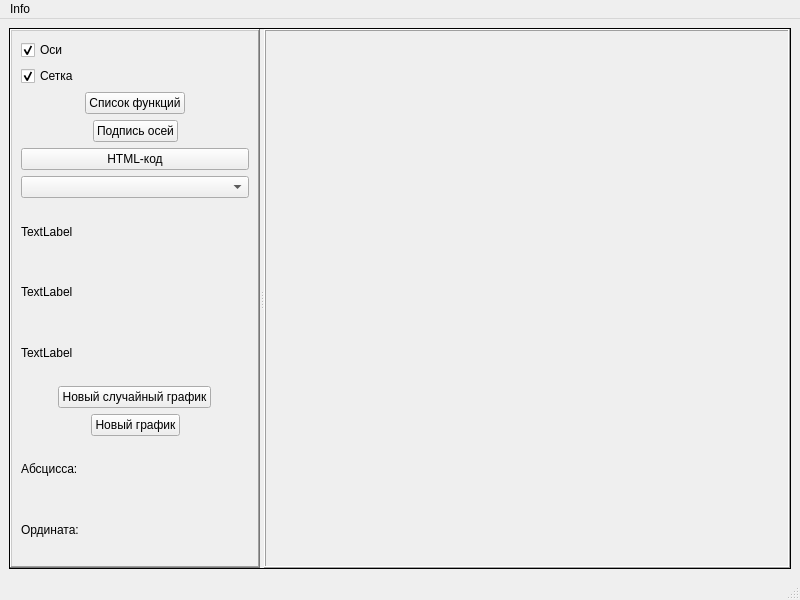
The window that mainwindow/mainwindow.ui (GirvitAlexander/Graph) describes before a commit, drawn with Qt 5.
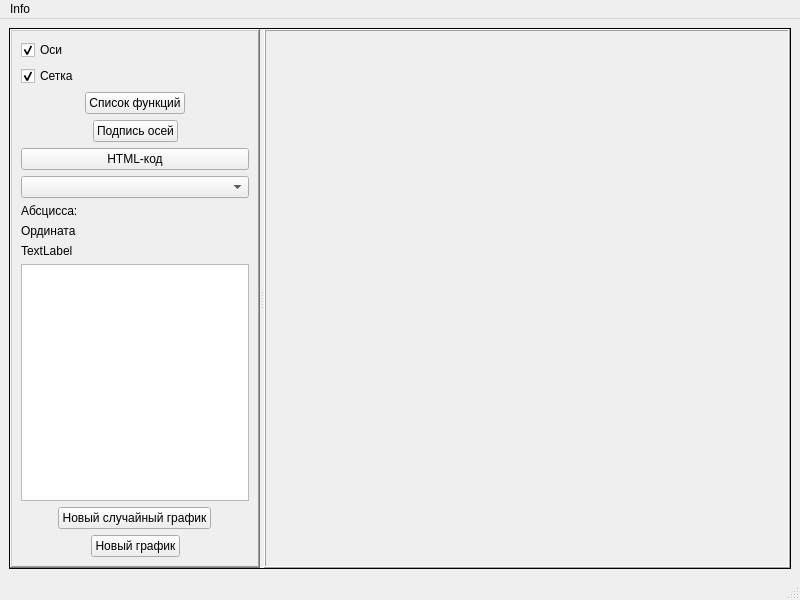
The same window after the commit. Custom widgets are drawn as their Qt base class.

```diff
--- a/mainwindow/mainwindow.ui
+++ b/mainwindow/mainwindow.ui
@@ -67,14 +67,10 @@
         <number>2</number>
        </property>
        <layout class="QGridLayout" name="gridLayout_2">
-        <item row="7" column="0">
-         <widget class="QLabel" name="abs">
-          <property name="text">
-           <string>TextLabel</string>
-          </property>
-         </widget>
+        <item row="5" column="0">
+         <widget class="QComboBox" name="comboBox"/>
         </item>
-        <item row="12" column="0">
+        <item row="13" column="0">
          <layout class="QHBoxLayout" name="horizontalLayout_3">
           <item>
            <spacer name="horizontalSpacer_9">
@@ -111,6 +107,13 @@
           </item>
          </layout>
         </item>
+        <item row="10" column="0">
+         <widget class="QLabel" name="testNum">
+          <property name="text">
+           <string>TextLabel</string>
+          </property>
+         </widget>
+        </item>
         <item row="0" column="0">
          <widget class="QCheckBox" name="axesOn">
           <property name="text">
@@ -124,68 +127,17 @@
           </property>
          </widget>
         </item>
-        <item row="8" column="0">
-         <widget class="QLabel" name="ord">
-          <property name="text">
-           <string>TextLabel</string>
-          </property>
-         </widget>
-        </item>
-        <item row="11" column="0">
-         <layout class="QHBoxLayout" name="horizontalLayout_5">
-          <item>
-           <spacer name="horizontalSpacer_8">
-            <property name="orientation">
-             <enum>Qt::Horizontal</enum>
-            </property>
-            <property name="sizeHint" stdset="0">
-             <size>
-              <width>40</width>
-              <height>20</height>
-             </size>
-            </property>
-           </spacer>
-          </item>
-          <item>
-           <widget class="QPushButton" name="newGraphs">
-            <property name="text">
-             <string>Новый случайный график</string>
-            </property>
-           </widget>
-          </item>
-          <item>
-           <spacer name="horizontalSpacer_3">
-            <property name="orientation">
-             <enum>Qt::Horizontal</enum>
-            </property>
-            <property name="sizeHint" stdset="0">
-             <size>
-              <width>40</width>
-              <height>20</height>
-             </size>
-            </property>
-           </spacer>
-          </item>
-         </layout>
-        </item>
-        <item>
-         <widget class="QLabel" name="abs">
-          <property name="text">
-           <string>Абсцисса: </string>
-          </property>
-         </widget>
-        </item>
-        <item>
-         <widget class="QLabel" name="ord">
-          <property name="text">
-           <string>Ордината: </string>
-          </property>
-         </widget>
-        </item>
         <item row="9" column="0">
-         <widget class="QLabel" name="testNum">
+         <widget class="QLabel" name="ord">
           <property name="text">
-           <string>TextLabel</string>
+           <string>Ордината</string>
+          </property>
+         </widget>
+        </item>
+        <item row="8" column="0">
+         <widget class="QLabel" name="abs">
+          <property name="text">
+           <string>Абсцисса:</string>
           </property>
          </widget>
         </item>
@@ -226,6 +178,13 @@
           </item>
          </layout>
         </item>
+        <item row="4" column="0">
+         <widget class="QPushButton" name="htmlButton">
+          <property name="text">
+           <string>HTML-код</string>
+          </property>
+         </widget>
+        </item>
         <item row="1" column="0">
          <widget class="QCheckBox" name="gridOn">
           <property name="text">
@@ -273,15 +232,45 @@
           </item>
          </layout>
         </item>
-        <item row="4" column="0">
-         <widget class="QPushButton" name="htmlButton">
-          <property name="text">
-           <string>HTML-код</string>
-          </property>
-         </widget>
+        <item row="12" column="0">
+         <layout class="QHBoxLayout" name="horizontalLayout_5">
+          <item>
+           <spacer name="horizontalSpacer_8">
+            <property name="orientation">
+             <enum>Qt::Horizontal</enum>
+            </property>
+            <property name="sizeHint" stdset="0">
+             <size>
+              <width>40</width>
+              <height>20</height>
+             </size>
+            </property>
+           </spacer>
+          </item>
+          <item>
+           <widget class="QPushButton" name="newGraphs">
+            <property name="text">
+             <string>Новый случайный график</string>
+            </property>
+           </widget>
+          </item>
+          <item>
+           <spacer name="horizontalSpacer_3">
+            <property name="orientation">
+             <enum>Qt::Horizontal</enum>
+            </property>
+            <property name="sizeHint" stdset="0">
+             <size>
+              <width>40</width>
+              <height>20</height>
+             </size>
+            </property>
+           </spacer>
+          </item>
+         </layout>
         </item>
-        <item row="5" column="0">
-         <widget class="QComboBox" name="comboBox"/>
+        <item row="11" column="0">
+         <widget class="QTextBrowser" name="textBrowser"/>
         </item>
        </layout>
       </widget>
@@ -326,7 +315,7 @@
      <x>0</x>
      <y>0</y>
      <width>800</width>
-     <height>24</height>
+     <height>17</height>
     </rect>
    </property>
    <widget class="QMenu" name="menuInfo">
```
